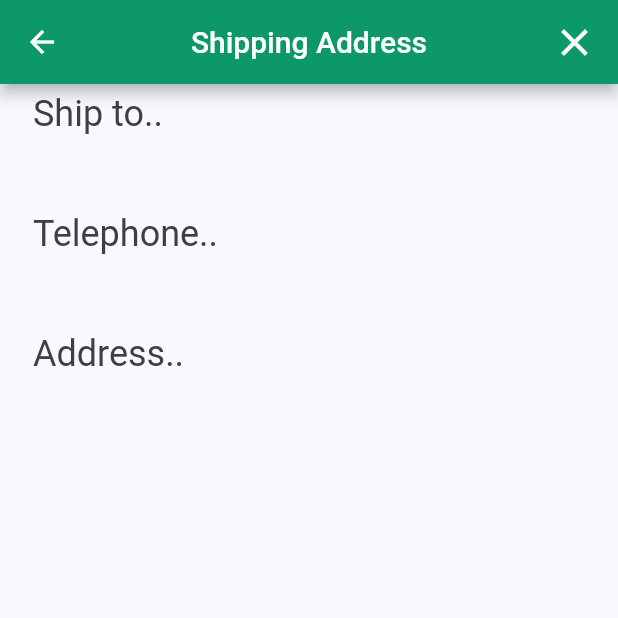
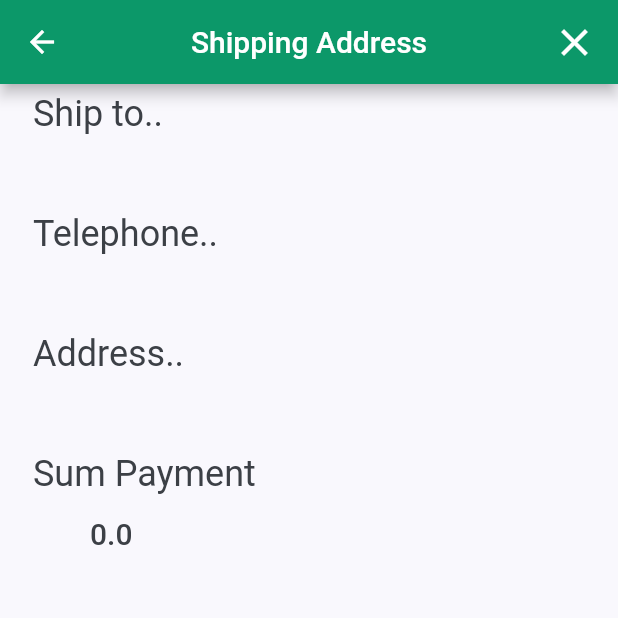
Before and after one commit to kh-nipaphorn/PrincipleProject, a Flutter app: the CFpayment screen opened directly with empty values, on a phone screen of 412 x 824 dp, the top half of it. Run offline on Flutter 3.47's test engine with Material 2 defaults, Android fonts, the phone set to English and light mode, and no system bars; our stand-ins replace flutter_svg; network calls fail; project files that could hold a hidden picture were left out.

Commit message:
last edit

```diff
--- a/lib/Cart.dart
+++ b/lib/Cart.dart
@@ -110,7 +110,9 @@ class BodyCart extends StatelessWidget {
                         Navigator.push(
                             context,
                             MaterialPageRoute(
-                                builder: (context) => Payment()));
+                                builder: (context) => Payment(
+                                  price: price,
+                                )));
                       },
                     ),
                   ],
--- a/lib/ConfirmPayment.dart
+++ b/lib/ConfirmPayment.dart
@@ -7,8 +7,9 @@ class CFpayment extends StatefulWidget {
   final String Name;
   final String Tel;
   final String address;
+  final double price;
 
-  CFpayment({this.Name, this.Tel, this.address});
+  CFpayment({this.Name, this.Tel, this.address,this.price});
 
   @override
   _CFpaymentState createState() => _CFpaymentState();
@@ -116,6 +117,30 @@ class _CFpaymentState extends State<CFpayment> {
               ),
             ],
           ),
+          Row(
+            children: [
+              Container(
+                padding: const EdgeInsets.only(
+                    left: kDefaultPadding * 1.1, top: kDefaultPadding * 2),
+              ),
+              Text(
+                'Sum Payment',
+                style: Theme.of(context).textTheme.headline5,
+              ),
+            ],
+          ),
+          Row(
+            children: [
+              Container(
+                padding: const EdgeInsets.only(
+                    left: kDefaultPadding * 3, top: kDefaultPadding * 2),
+              ),
+              Text(
+                widget.price.toString(),
+                style: Theme.of(context).textTheme.headline6,
+              ),
+            ],
+          ),
         ],
       ),
     );
--- a/lib/Payment.dart
+++ b/lib/Payment.dart
@@ -5,6 +5,8 @@ import 'package:flutter_svg/svg.dart';
 import 'home_screen.dart';
 
 class Payment extends StatefulWidget {
+  final double price;
+  Payment({this.price});
   @override
   _PaymentState createState() => _PaymentState();
 }
@@ -14,7 +16,9 @@ class _PaymentState extends State<Payment> {
   Widget build(BuildContext context) {
     return Scaffold(
       appBar: buildAppBar(),
-      body: InsertData(),
+      body: InsertData(
+        price: widget.price,
+      ),
     );
   }
 
@@ -55,7 +59,8 @@ class InsertData extends StatelessWidget {
   var _nameController = TextEditingController();
   var _telController = TextEditingController();
   var _addressController = TextEditingController();
-
+  final double price;
+  InsertData({this.price});
   @override
   Widget build(BuildContext context) {
     return Container(
@@ -110,6 +115,7 @@ class InsertData extends StatelessWidget {
                                   Name: _nameController.text,
                                   Tel: _telController.text,
                                   address: _addressController.text,
+                                  price: price,
                                 )));
                   },
                 ),
```
Also changed, not shown: lib/body.dart (+23 -12 lines).
